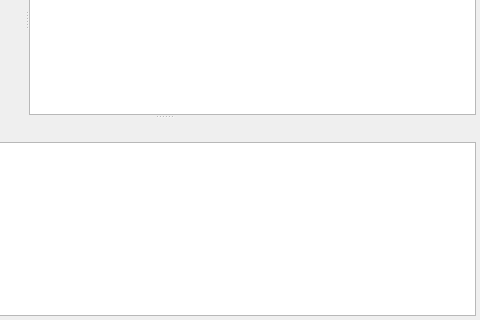
Old version of the form src/groupchatdlg.ui in the repository psi-im/psi; both pictures show x 153 to 633 and y 108 to 428 of the 633 by 428 pixel window.
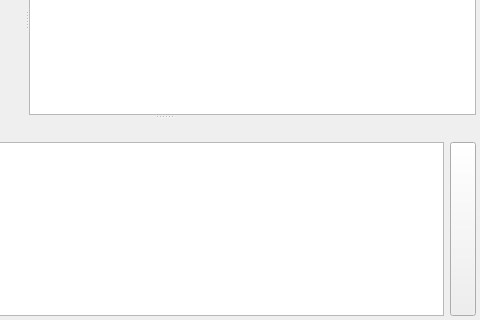
New version of the form. Custom widgets are drawn as their Qt base class.

Commit message: add Send button, disabled by default. Use options.ui.disable-send-button option

What changed in the file:
```diff
--- a/src/groupchatdlg.ui
+++ b/src/groupchatdlg.ui
@@ -263,6 +263,31 @@
            </property>
           </widget>
          </item>
+         <item>
+          <widget class="QPushButton" name="pb_send">
+           <property name="sizePolicy">
+            <sizepolicy vsizetype="Expanding" hsizetype="Minimum">
+             <horstretch>0</horstretch>
+             <verstretch>0</verstretch>
+            </sizepolicy>
+           </property>
+           <property name="minimumSize">
+            <size>
+             <width>26</width>
+             <height>0</height>
+            </size>
+           </property>
+           <property name="maximumSize">
+            <size>
+             <width>26</width>
+             <height>16777215</height>
+            </size>
+           </property>
+           <property name="toolTip">
+            <string>Send</string>
+           </property>
+          </widget>
+         </item>
         </layout>
        </item>
       </layout>
```
The commit also changes 7 other files.
